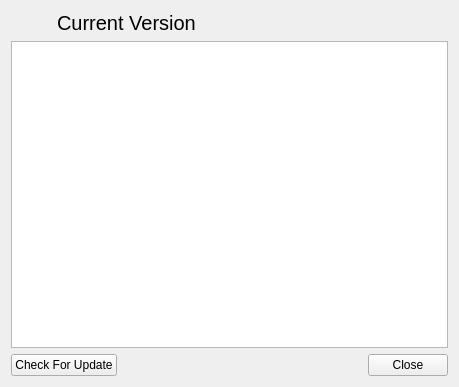
The window that CryptokiMan/about_dlg.ui (jykim74/CryptokiMan) describes before a commit, drawn with Qt 5.
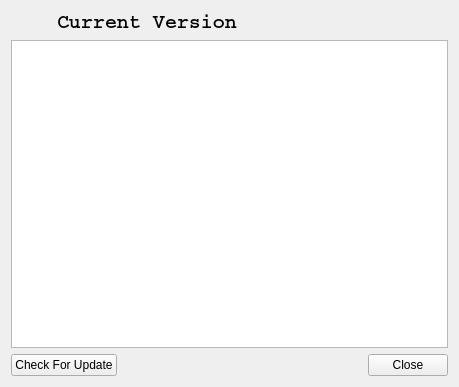
The same window after the commit. Icons and pictures are not drawn.

```diff
--- a/CryptokiMan/about_dlg.ui
+++ b/CryptokiMan/about_dlg.ui
@@ -43,10 +43,10 @@
       <widget class="QLabel" name="mVersionLabel">
        <property name="font">
         <font>
-         <family>Arial</family>
+         <family>Courier</family>
          <pointsize>15</pointsize>
-         <weight>50</weight>
-         <bold>false</bold>
+         <weight>75</weight>
+         <bold>true</bold>
         </font>
        </property>
        <property name="text">
```
